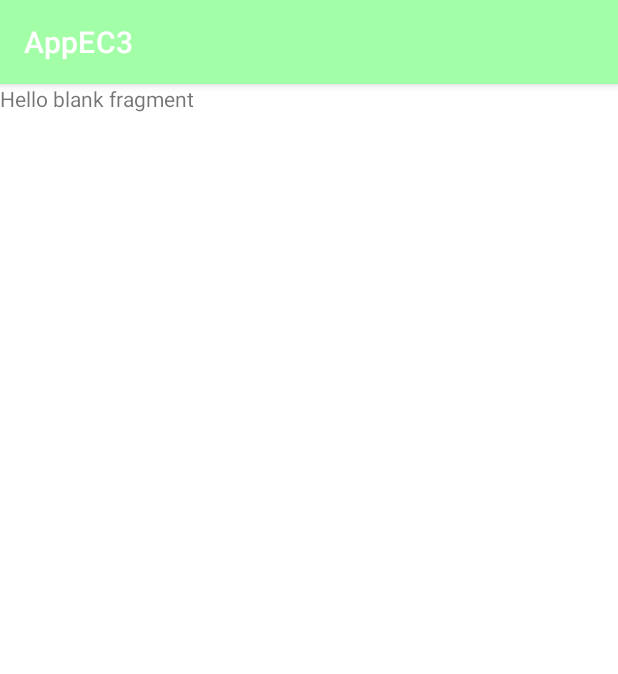
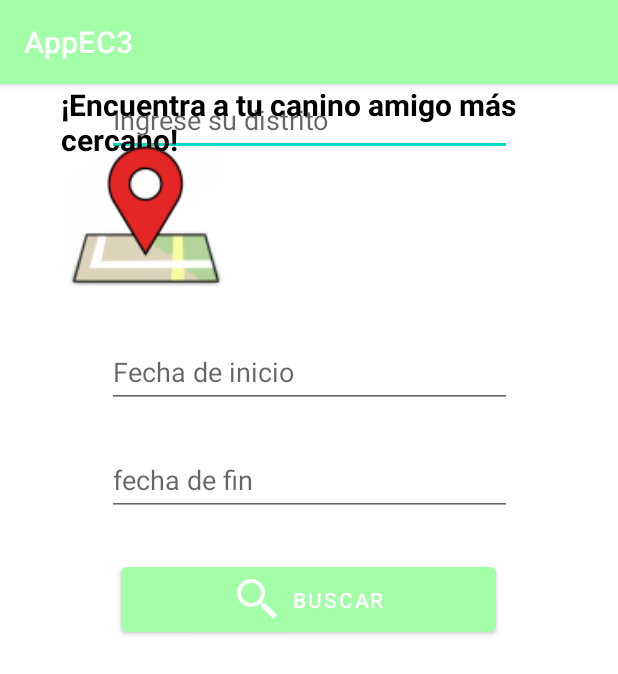
Before and after one commit to wanderjts94/AppEC3, an Android app: the fragment FormularioFragment shown on its own in the app's theme, on a phone screen of 412 x 824 dp. Shown: the top 674 px of the screen. Run offline under Robolectric (Android 15) with nearby library versions, the phone set to English and light mode, and no system bars.

Commit message:
imagenes agregadas

```diff
--- a/app/src/main/res/layout/fragment_formulario.xml
+++ b/app/src/main/res/layout/fragment_formulario.xml
@@ -1,14 +1,84 @@
 <?xml version="1.0" encoding="utf-8"?>
-<FrameLayout xmlns:android="http://schemas.android.com/apk/res/android"
+<androidx.constraintlayout.widget.ConstraintLayout xmlns:android="http://schemas.android.com/apk/res/android"
+    xmlns:app="http://schemas.android.com/apk/res-auto"
     xmlns:tools="http://schemas.android.com/tools"
     android:layout_width="match_parent"
     android:layout_height="match_parent"
     tools:context=".FormularioFragment">
 
-    <!-- TODO: Update blank fragment layout -->
+    <EditText
+        android:id="@+id/editTextText"
+        android:layout_width="270dp"
+        android:layout_height="wrap_content"
+        android:ems="10"
+        android:hint="Ingrese su distrito"
+        android:inputType="text"
+        android:minHeight="48dp"
+        app:layout_constraintEnd_toEndOf="parent"
+        app:layout_constraintHorizontal_bias="0.503"
+        app:layout_constraintStart_toStartOf="parent"
+        tools:layout_editor_absoluteY="318dp" />
+
+    <EditText
+        android:id="@+id/editTextDate2"
+        android:layout_width="270dp"
+        android:layout_height="wrap_content"
+        android:layout_marginTop="24dp"
+        android:ems="10"
+        android:hint="fecha de fin"
+        android:inputType="date"
+        android:minHeight="48dp"
+        app:layout_constraintEnd_toEndOf="parent"
+        app:layout_constraintHorizontal_bias="0.503"
+        app:layout_constraintStart_toStartOf="parent"
+        app:layout_constraintTop_toBottomOf="@+id/editTextDate" />
+
+    <Button
+        android:id="@+id/button"
+        android:layout_width="250dp"
+        android:layout_height="55dp"
+        android:layout_marginTop="28dp"
+        android:text="Buscar"
+        app:icon="@mipmap/icono_busqueda"
+        app:iconGravity="textStart"
+        app:layout_constraintEnd_toEndOf="parent"
+        app:layout_constraintHorizontal_bias="0.496"
+        app:layout_constraintStart_toStartOf="parent"
+        app:layout_constraintTop_toBottomOf="@+id/editTextDate2" />
+
     <TextView
-        android:layout_width="match_parent"
-        android:layout_height="match_parent"
-        android:text="@string/hello_blank_fragment" />
+        android:id="@+id/textView2"
+        android:layout_width="331dp"
+        android:layout_height="58dp"
+        android:text="¡Encuentra a tu canino amigo más cercano!"
+        android:textColor="#000000"
+        android:textSize="20sp"
+        android:textStyle="bold"
+        app:layout_constraintEnd_toEndOf="parent"
+        app:layout_constraintStart_toStartOf="parent"
+        tools:ignore="MissingConstraints"
+        tools:layout_editor_absoluteY="384dp" />
 
-</FrameLayout>
+    <EditText
+        android:id="@+id/editTextDate"
+        android:layout_width="270dp"
+        android:layout_height="wrap_content"
+        android:layout_marginTop="120dp"
+        android:ems="10"
+        android:hint="Fecha de inicio"
+        android:inputType="date"
+        android:minHeight="48dp"
+        app:layout_constraintEnd_toEndOf="parent"
+        app:layout_constraintHorizontal_bias="0.503"
+        app:layout_constraintStart_toStartOf="parent"
+        app:layout_constraintTop_toBottomOf="@+id/editTextText" />
+
+    <ImageView
+        android:id="@+id/imageView2"
+        android:layout_width="193dp"
+        android:layout_height="177dp"
+        android:src="@mipmap/ic_ubicacion_foreground"
+        tools:layout_editor_absoluteX="124dp"
+        tools:layout_editor_absoluteY="74dp" />
+
+</androidx.constraintlayout.widget.ConstraintLayout>
```
Also changed, not shown: app/src/main/res/mipmap-hdpi/ic_ubicacion_foreground.webp (added), app/src/main/res/mipmap-hdpi/icono_busqueda.png (added).
